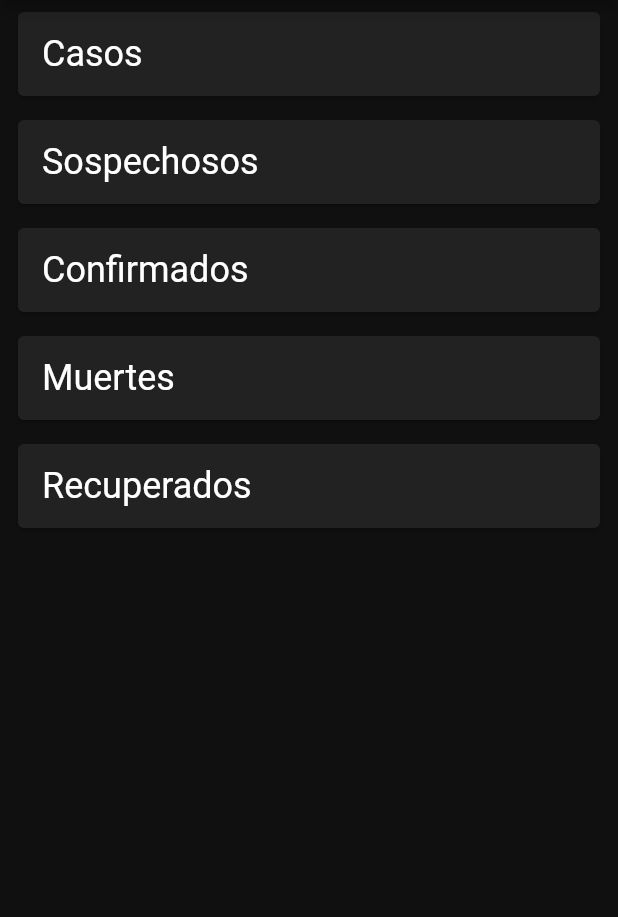
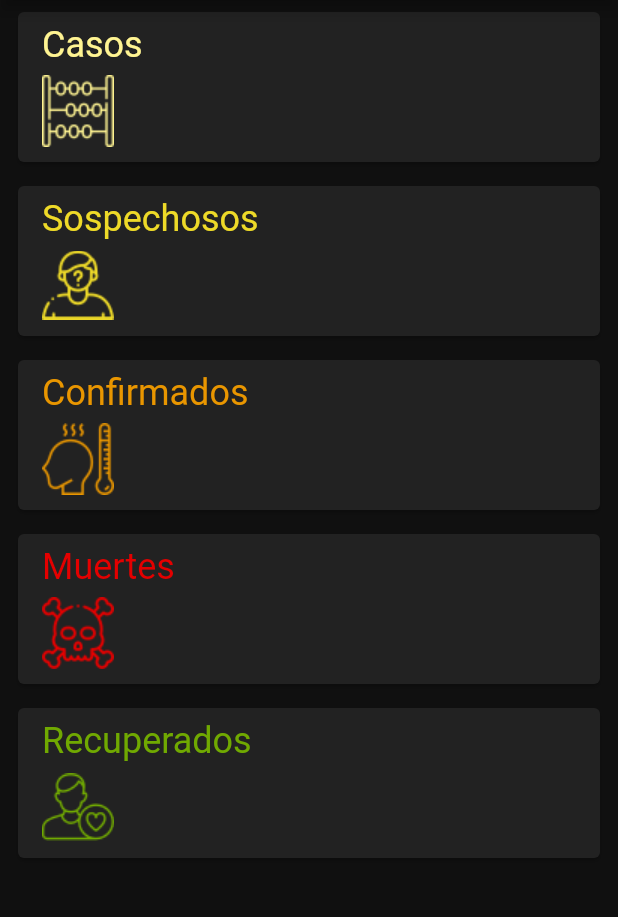
Before and after one commit to CodingLikeaMonster/covid19_app, a Flutter app: the screen it shows after launch, on a phone screen of 412 x 824 dp, the part 84-1001 px from its top. Run offline on Flutter 3.47's test engine with Material 2 defaults, Android fonts, the phone set to English and light mode, and no system bars; network calls fail.

Commit message:
Retocar el diseño de la pantalla principal

```diff
--- a/lib/ui/endpoint_card.dart
+++ b/lib/ui/endpoint_card.dart
@@ -1,33 +1,66 @@
 import 'package:covid19_app/app/services/api.dart';
 import 'package:flutter/material.dart';
+
+class EndpointCartData {
+  EndpointCartData(this.title, this.assetName, this.color);
+  final String title;
+  final String assetName;
+  final Color color;
+}
 
 class EndpointCard extends StatelessWidget {
   const EndpointCard({Key key, this.endpoint, this.value}) : super(key: key);
   final Endpoint endpoint;
   final int value;
 
-  static Map<Endpoint, String> _cardTitles = {
-    Endpoint.cases: 'Casos',
-    Endpoint.casesSuspected: 'Sospechosos',
-    Endpoint.casesConfirmed: 'Confirmados',
-    Endpoint.deaths: 'Muertes',
-    Endpoint.recovered: 'Recuperados'
+  static Map<Endpoint, EndpointCartData> _cardsData = {
+    Endpoint.cases:
+        EndpointCartData('Casos', 'assets/count.png', Color(0xFFFFF492)),
+    Endpoint.casesSuspected: EndpointCartData(
+        'Sospechosos', 'assets/suspect.png', Color(0xFFEEDA28)),
+    Endpoint.casesConfirmed:
+        EndpointCartData('Confirmados', 'assets/fever.png', Color(0xFFE99600)),
+    Endpoint.deaths:
+        EndpointCartData('Muertes', 'assets/death.png', Color(0xFFE40000)),
+    Endpoint.recovered:
+        EndpointCartData('Recuperados', 'assets/patient.png', Color(0xFF70A901))
   };
 
   @override
   Widget build(BuildContext context) {
+    final cardData = _cardsData[endpoint];
     return Padding(
       padding: const EdgeInsets.symmetric(horizontal: 8.0, vertical: 4.0),
       child: Card(
         child: Padding(
           padding: const EdgeInsets.symmetric(horizontal: 16.0, vertical: 8.0),
-          child: Row(
-            mainAxisAlignment: MainAxisAlignment.spaceBetween,
-            children: <Widget>[
-              Text(_cardTitles[endpoint],
-                  style: Theme.of(context).textTheme.headline5),
-              Text(value != null ? value.toString() : '',
-                  style: Theme.of(context).textTheme.headline4)
+          child: Column(
+            crossAxisAlignment: CrossAxisAlignment.start,
+            children: [
+              Text(cardData.title,
+                  style: Theme.of(context)
+                      .textTheme
+                      .headline5
+                      .copyWith(color: cardData.color)),
+              SizedBox(
+                height: 4,
+              ),
+              SizedBox(
+                height: 52,
+                child: Row(
+                  mainAxisAlignment: MainAxisAlignment.spaceBetween,
+                  crossAxisAlignment: CrossAxisAlignment.center,
+                  children: <Widget>[
+                    Image.asset(
+                      cardData.assetName,
+                      color: cardData.color,
+                    ),
+                    Text(value != null ? value.toString() : '',
+                        style: Theme.of(context).textTheme.headline4.copyWith(
+                            color: cardData.color, fontWeight: FontWeight.w500))
+                  ],
+                ),
+              ),
             ],
           ),
         ),
```
